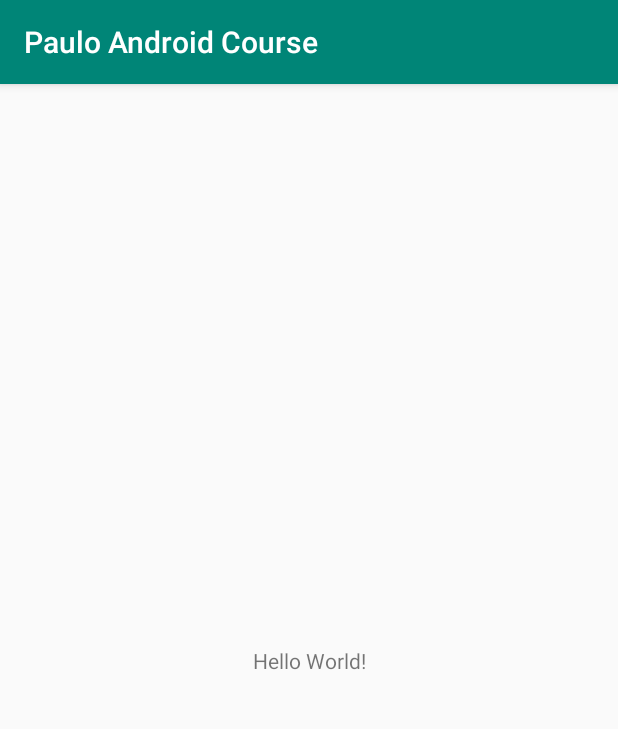
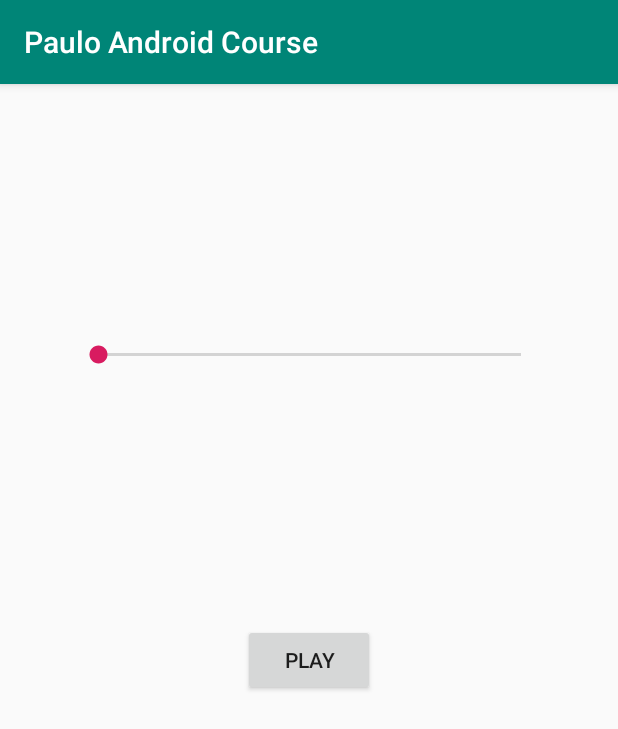
Before and after one commit to power19942/adv-android-Pl, an Android app: the screen it shows after launch (MainActivity), on a phone screen of 412 x 824 dp. Shown: the top 729 px of the screen. Run offline under Robolectric (Android 15) with nearby library versions, the phone set to English and light mode, and no system bars.

Commit message:
play local file

```diff
--- a/app/src/main/res/layout/activity_main.xml
+++ b/app/src/main/res/layout/activity_main.xml
@@ -6,13 +6,31 @@
     android:layout_height="match_parent"
     tools:context=".MainActivity">
 
-    <TextView
+    <Button
+        android:id="@+id/playButton"
         android:layout_width="wrap_content"
         android:layout_height="wrap_content"
-        android:text="Hello World!"
+        android:layout_marginStart="8dp"
+        android:layout_marginTop="8dp"
+        android:layout_marginEnd="8dp"
+        android:layout_marginBottom="8dp"
+        android:text="Play"
         app:layout_constraintBottom_toBottomOf="parent"
-        app:layout_constraintLeft_toLeftOf="parent"
-        app:layout_constraintRight_toRightOf="parent"
+        app:layout_constraintEnd_toEndOf="parent"
+        app:layout_constraintStart_toStartOf="parent"
+        app:layout_constraintTop_toTopOf="parent" />
+
+    <SeekBar
+        android:id="@+id/seekBarId"
+        android:layout_width="314dp"
+        android:layout_height="31dp"
+        android:layout_marginStart="8dp"
+        android:layout_marginTop="8dp"
+        android:layout_marginEnd="8dp"
+        android:layout_marginBottom="8dp"
+        app:layout_constraintBottom_toTopOf="@+id/playButton"
+        app:layout_constraintEnd_toEndOf="parent"
+        app:layout_constraintStart_toStartOf="parent"
         app:layout_constraintTop_toTopOf="parent" />
 
 </androidx.constraintlayout.widget.ConstraintLayout>
```
Also changed, not shown: app/src/main/java/com/example/pauloandroidcourse/MainActivity.kt (+25 -0 lines), 1 other file.
